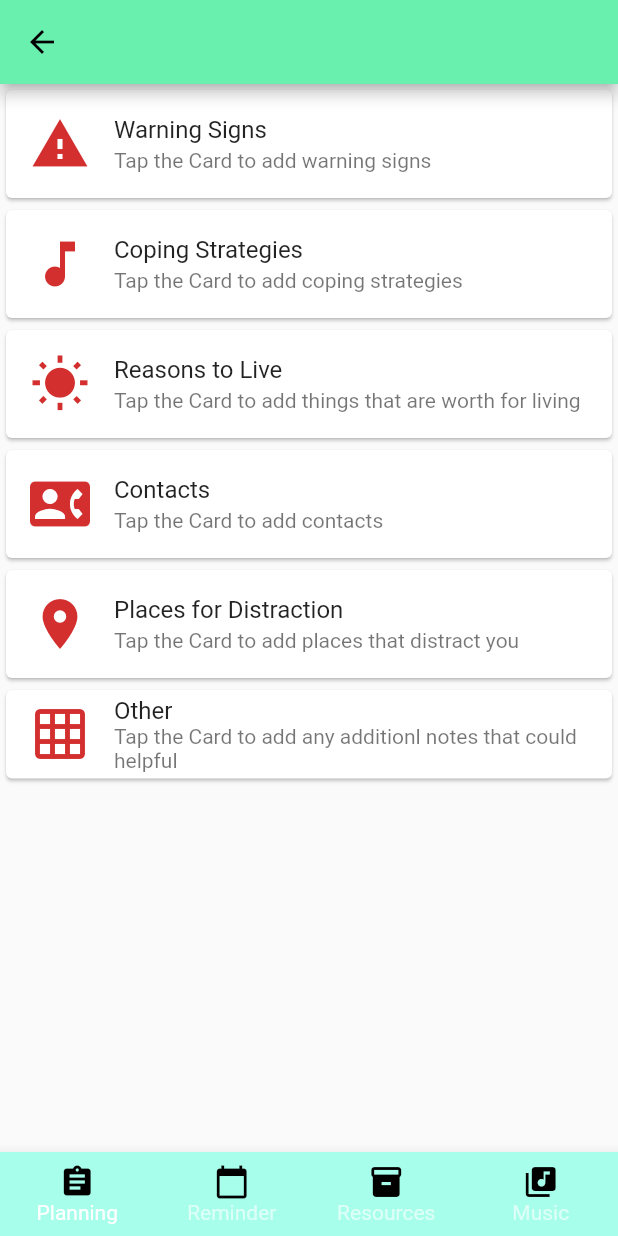
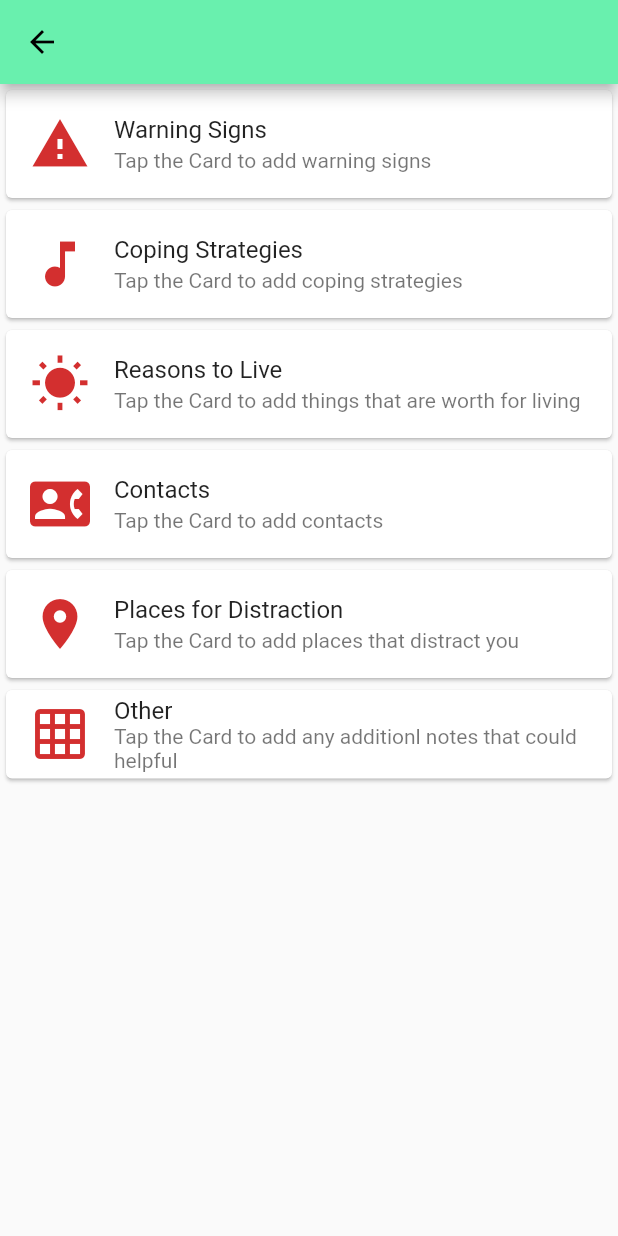
Before and after one commit to Kurama-tech/safety-ui, a Flutter app: the screen it shows after launch, after a tap on "Safety Plan", on a phone screen of 412 x 824 dp. Run offline on Flutter 3.47's test engine with Material 2 defaults, Android fonts, the phone set to English and light mode, and no system bars; our stand-ins replace flutter_speed_dial; missing offline and left inert: ios_platform_images.

Commit message:
fixes tab view

```diff
--- a/lib/main.dart
+++ b/lib/main.dart
@@ -35,7 +35,14 @@ class MyApp extends StatelessWidget {
   Widget build(BuildContext context) {
     return MaterialApp(
       home: MyHomePage(),
-      theme: ThemeData(primaryColor: Colors.greenAccent),
+      theme: ThemeData(
+        primaryColor: Colors.greenAccent,
+        textTheme: TextTheme(
+          headline4: TextStyle(color: Colors.black)
+        ),
+        appBarTheme: AppBarTheme(iconTheme: IconThemeData(color: Colors.black)),
+      )
+
     );
   }
 }
--- a/lib/view/safetyPlanView.dart
+++ b/lib/view/safetyPlanView.dart
@@ -4,6 +4,7 @@ class SafetyPlan extends StatelessWidget {
   Widget containerData(IconData icon, String title, String subtitle) {
     return new Container(
         child: new InkWell(
+            splashColor: Colors.greenAccent,
             child: Card(
               child: Column(
                 mainAxisSize: MainAxisSize.min,
@@ -45,39 +46,6 @@ class SafetyPlan extends StatelessWidget {
             "Tap the Card to add any additionl notes that could helpful"),
         //containerData(icon, title, subtitle)
       ]),
-        bottomNavigationBar: BottomNavigationBar(
-          type: BottomNavigationBarType.fixed,
-          backgroundColor: Colors.tealAccent[100],
-          selectedItemColor: Colors.white,
-          unselectedItemColor: Colors.white.withOpacity(.60),
-          selectedFontSize: 14,
-          unselectedFontSize: 14,
-          onTap: (value) {
-            // Respond to item press.
-          },
-          items: [
-            BottomNavigationBarItem(
-              // ignore: deprecated_member_use
-              title: Text('Planning',
-                  style: TextStyle(color: Colors.black.withOpacity(0.8))),
-              icon: Icon(Icons.assignment, color: Colors.black),
-            ),
-            BottomNavigationBarItem(
-              title: Text('Reminder',
-                  style: TextStyle(color: Colors.black.withOpacity(0.8))),
-              icon: Icon(Icons.calendar_today, color: Colors.black),
-            ),
-            BottomNavigationBarItem(
-              title: Text('Resources',
-                  style: TextStyle(color: Colors.black.withOpacity(0.8))),
-              icon: Icon(Icons.inventory, color: Colors.black),
-            ),
-            BottomNavigationBarItem(
-              title: Text('Music',
-                  style: TextStyle(color: Colors.black.withOpacity(0.8))),
-              icon: Icon(Icons.library_music, color: Colors.black),
-            ),
-          ],
-        ));
+    );
   }
 }
```
Also changed, not shown: lib/view/remindersView.dart (+30 -17 lines). Lines whose indentation alone changed are shown as unchanged.
